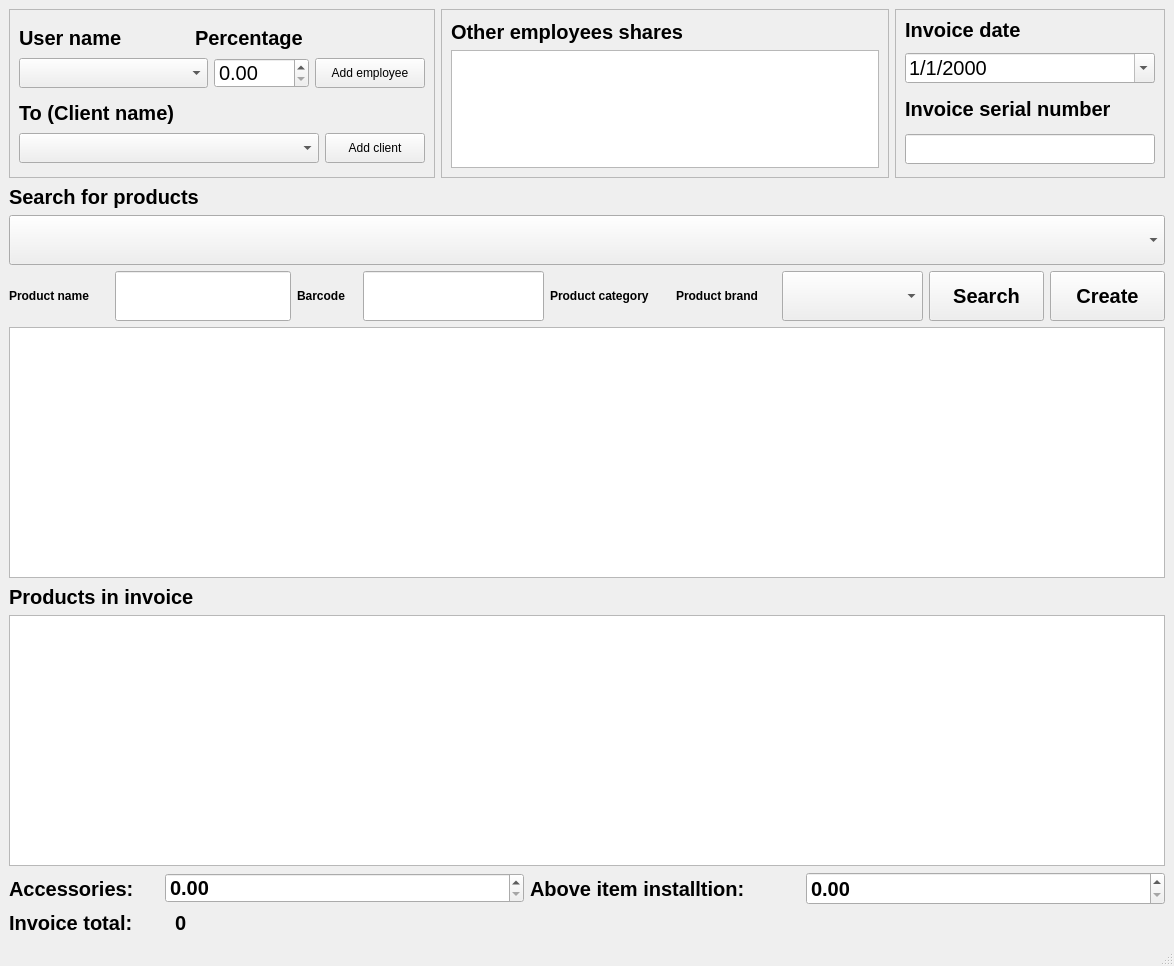
This is forms/create_invoice_GUI.ui in nasserahmed96/invoces_manager as Qt 5 draws it before an edit. The edited form follows.
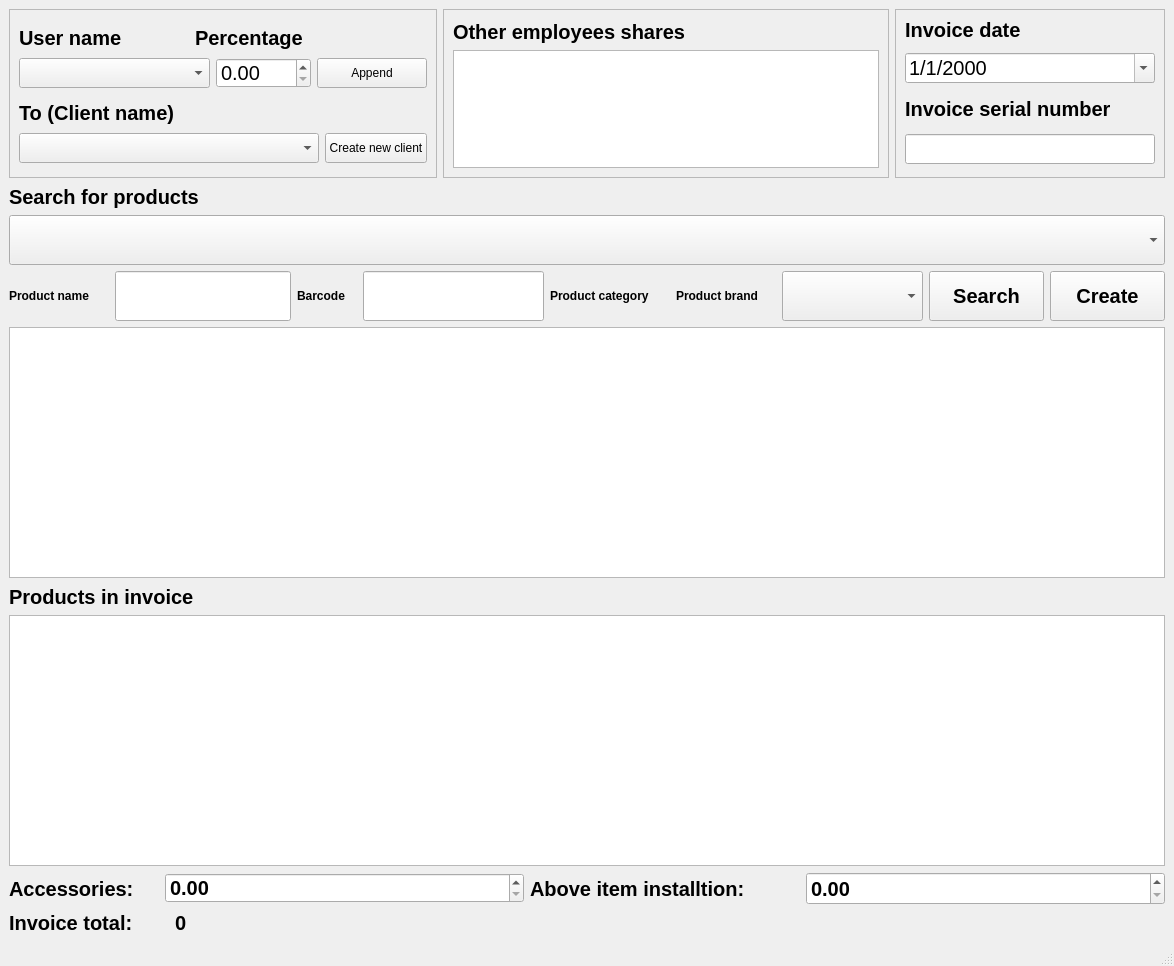
This is the edited form.

Commit message: Renaming Create employee and create client buttons in create invoice GUI

```diff
--- a/forms/create_invoice_GUI.ui
+++ b/forms/create_invoice_GUI.ui
@@ -184,7 +184,7 @@
               </size>
              </property>
              <property name="text">
-              <string>Add employee</string>
+              <string>Append</string>
              </property>
             </widget>
            </item>
@@ -263,7 +263,7 @@
               </size>
              </property>
              <property name="text">
-              <string>Add client</string>
+              <string>Create new client</string>
              </property>
             </widget>
            </item>
```
Left out of the diff: 2 changed lines with no effect on the pictures.
